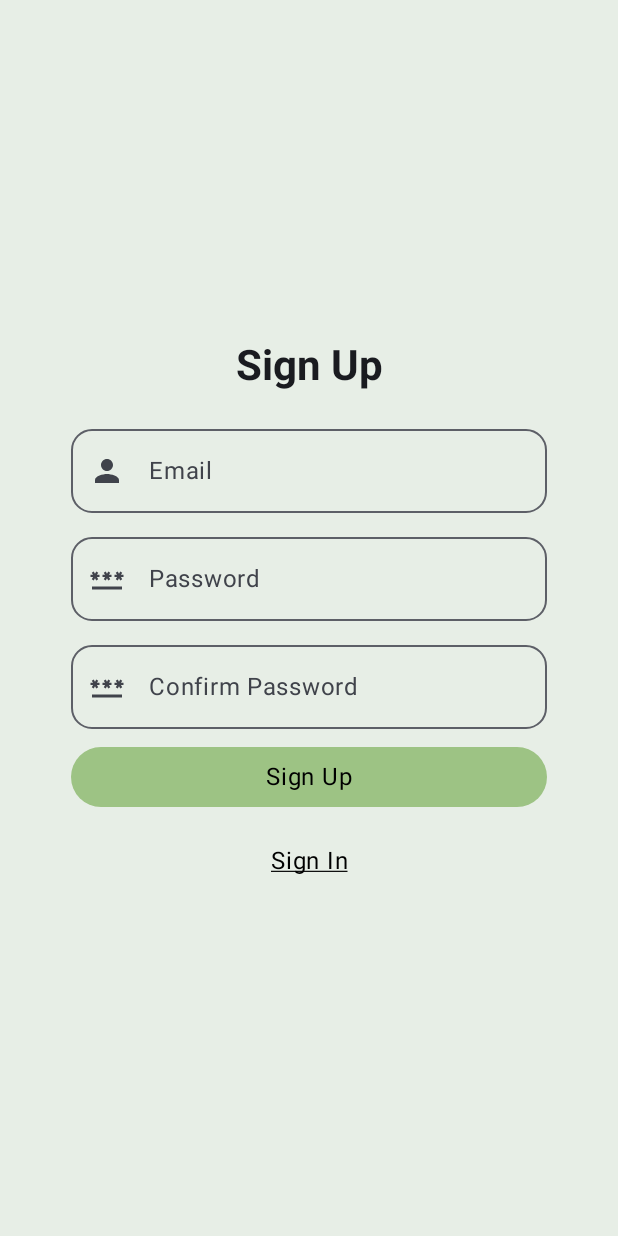
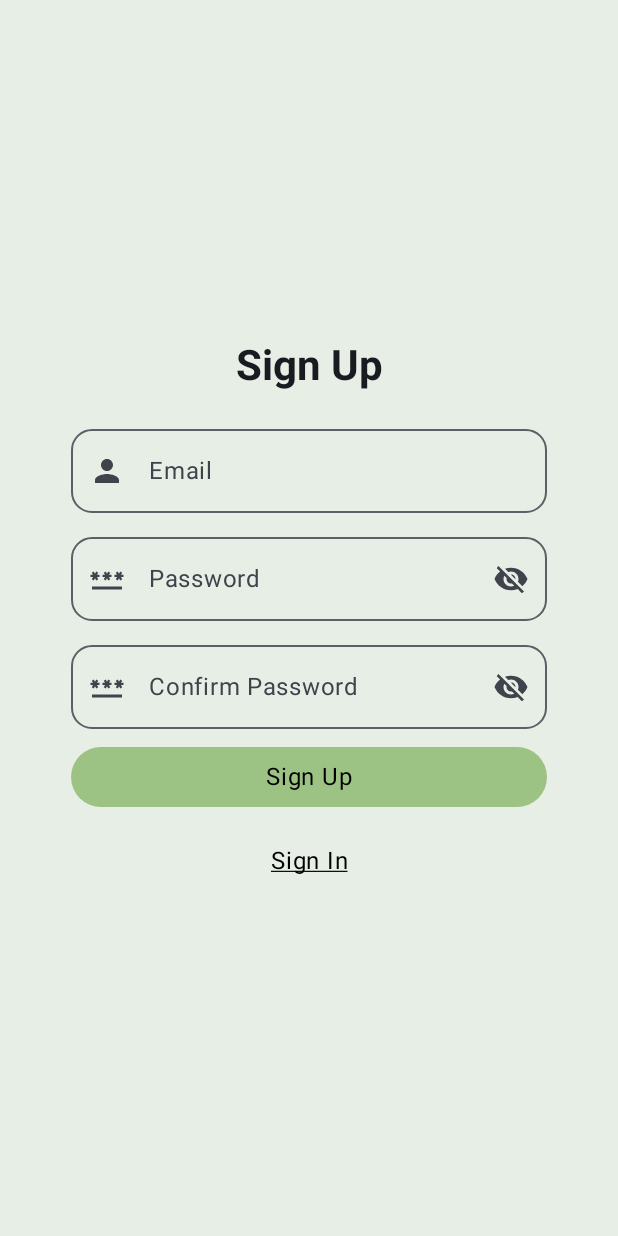
Before and after one commit to AnaJulia22/PlantCare, an Android app built with Jetpack Compose: the composable SignUpScreen shown on its own in the app's theme, on a phone screen of 412 x 824 dp. Run offline under Robolectric (Android 15) with nearby library versions, the phone set to English and light mode, and no system bars; 1 statement that could not run was skipped.

Commit message:
refactor: edit sign up screen

```diff
--- a/app/src/main/java/com/example/plantcare/GoogleAuthClient.kt
+++ b/app/src/main/java/com/example/plantcare/Authentication/GoogleAuthClient.kt
@@ -1,4 +1,4 @@
-package com.example.plantcare
+package com.example.plantcare.Authentication
 
 import android.app.Activity
 import android.content.Context
--- a/app/src/main/java/com/example/plantcare/MainActivity.kt
+++ b/app/src/main/java/com/example/plantcare/MainActivity.kt
@@ -11,7 +11,7 @@ import androidx.compose.runtime.saveable.rememberSaveable
 import androidx.compose.runtime.setValue
 import androidx.navigation.compose.NavHost
 import androidx.navigation.compose.rememberNavController
-import com.example.plantcare.database.PlantDataBase
+import com.example.plantcare.Authentication.GoogleAuthClient
 import com.example.plantcare.ui.Navigation.authGraph
 import com.example.plantcare.ui.Navigation.authGraphRoute
 import com.example.plantcare.ui.Navigation.homeGraph
@@ -20,7 +20,6 @@ import com.example.plantcare.ui.Navigation.navigateToCamera
 import com.example.plantcare.ui.Navigation.navigateToEditPlantForm
 import com.example.plantcare.ui.Navigation.navigateToHomeGraph
 import com.example.plantcare.ui.Navigation.navigateToNewPlantForm
-import com.example.plantcare.ui.Navigation.navigateToPlantIdentifier
 import com.example.plantcare.ui.Navigation.navigateToPlantResult
 import com.example.plantcare.ui.Navigation.navigateToPlantResultDetails
 import com.example.plantcare.ui.Navigation.navigateToSignIn
--- a/app/src/main/java/com/example/plantcare/api/PlantIdService.kt
+++ b/app/src/main/java/com/example/plantcare/api/PlantIdService.kt
@@ -22,12 +22,6 @@ interface PlantIdService {
     ): Response<PlantResponse>
 }
 
-fun imageToBase64(uri: Uri, context: Context): String {
-    val inputStream = context.contentResolver.openInputStream(uri)
-    val bytes = inputStream?.readBytes() ?: return ""
-    return Base64.encodeToString(bytes, Base64.NO_WRAP)
-}
-
 fun getRetrofit(): PlantIdService {
     val retrofit = Retrofit.Builder()
         .baseUrl("https://plant.id/api/v3/")
--- a/app/src/main/java/com/example/plantcare/di/koinModule.kt
+++ b/app/src/main/java/com/example/plantcare/di/koinModule.kt
@@ -10,7 +10,7 @@ import com.example.plantcare.ui.viewmodels.PlantIdentifierViewModel
 import com.example.plantcare.Repository.PlantRepository
 import com.example.plantcare.Repository.UserRepository
 import com.example.plantcare.Authentication.FirebaseAuthRepository
-import com.example.plantcare.GoogleAuthClient
+import com.example.plantcare.Authentication.GoogleAuthClient
 import com.example.plantcare.database.PlantDataBase
 import com.google.firebase.auth.ktx.auth
 import com.google.firebase.ktx.Firebase
--- a/app/src/main/java/com/example/plantcare/ui/Navigation/SignInNavigation.kt
+++ b/app/src/main/java/com/example/plantcare/ui/Navigation/SignInNavigation.kt
@@ -14,7 +14,7 @@ import com.example.plantcare.ui.screens.SignInScreen
 import com.example.plantcare.ui.viewmodels.SignInViewModel
 import org.koin.androidx.compose.koinViewModel
 import androidx.compose.ui.platform.LocalContext
-import com.example.plantcare.GoogleAuthClient
+import com.example.plantcare.Authentication.GoogleAuthClient
 import kotlinx.coroutines.launch
 
 const val signInRoute: String = "signIn"
--- a/app/src/main/java/com/example/plantcare/ui/screens/PlantIdentificationResultScreen.kt
+++ b/app/src/main/java/com/example/plantcare/ui/screens/PlantIdentificationResultScreen.kt
@@ -162,6 +162,3 @@ fun PreviewPlantIdentificationResultScreen() {
         onDetailsClick = { /* Preview: no-op */ }
     )
 }
-
-
-/**/
--- a/app/src/main/java/com/example/plantcare/ui/screens/SignUpScreen.kt
+++ b/app/src/main/java/com/example/plantcare/ui/screens/SignUpScreen.kt
@@ -2,6 +2,7 @@ package com.example.plantcare.ui.screens
 
 import androidx.compose.animation.AnimatedVisibility
 import androidx.compose.foundation.background
+import androidx.compose.foundation.clickable
 import com.example.plantcare.ui.states.SignUpUiState
 import com.example.plantcare.ui.theme.PlantCareTheme
 
@@ -15,11 +16,14 @@ import androidx.compose.foundation.layout.height
 import androidx.compose.foundation.layout.padding
 import androidx.compose.foundation.layout.size
 import androidx.compose.foundation.rememberScrollState
+import androidx.compose.foundation.shape.CircleShape
 import androidx.compose.foundation.shape.RoundedCornerShape
 import androidx.compose.foundation.verticalScroll
 import androidx.compose.material.icons.Icons
 import androidx.compose.material.icons.filled.Password
 import androidx.compose.material.icons.filled.Person
+import androidx.compose.material.icons.filled.Visibility
+import androidx.compose.material.icons.filled.VisibilityOff
 import androidx.compose.material3.Button
 import androidx.compose.material3.ButtonDefaults
 import androidx.compose.material3.Icon
@@ -31,9 +35,11 @@ import androidx.compose.material3.TextButton
 import androidx.compose.runtime.Composable
 import androidx.compose.ui.Alignment
 import androidx.compose.ui.Modifier
+import androidx.compose.ui.draw.clip
 import androidx.compose.ui.graphics.Color
 import androidx.compose.ui.text.font.FontWeight
 import androidx.compose.ui.text.input.PasswordVisualTransformation
+import androidx.compose.ui.text.input.VisualTransformation
 import androidx.compose.ui.text.style.TextDecoration
 import androidx.compose.ui.tooling.preview.Preview
 import androidx.compose.ui.unit.dp
@@ -122,7 +128,32 @@ fun SignUpScreen(
                     label = {
                         Text(text = "Password")
                     },
-                    visualTransformation = PasswordVisualTransformation()
+                    trailingIcon = {
+                        val trailingIconModifier = Modifier
+                            .clip(CircleShape)
+                            .clickable {
+                                uiState.onTogglePasswordVisibility()
+                            }
+                        when (uiState.isShowPassword) {
+                            true -> {
+                                Icon(
+                                    Icons.Filled.Visibility,
+                                    contentDescription = "ícone de visível",
+                                    trailingIconModifier
+                                )
+                            }
+
+                            else -> Icon(
+                                Icons.Filled.VisibilityOff,
+                                contentDescription = "ícone de não visível",
+                                trailingIconModifier
+                            )
+                        }
+                    },
+                    visualTransformation = when (uiState.isShowPassword) {
+                        false -> PasswordVisualTransformation()
+                        true -> VisualTransformation.None
+                    }
                 )
                 OutlinedTextField(
                     value = uiState.confirmPassword,
@@ -138,7 +169,32 @@ fun SignUpScreen(
                     label = {
                         Text(text = "Confirm Password")
                     },
-                    visualTransformation = PasswordVisualTransformation()
+                    trailingIcon = {
+                        val trailingIconModifier = Modifier
+                            .clip(CircleShape)
+                            .clickable {
+                                uiState.onTogglePasswordVisibility()
+                            }
+                        when (uiState.isShowPassword) {
+                            true -> {
+                                Icon(
+                                    Icons.Filled.Visibility,
+                                    contentDescription = "ícone de visível",
+                                    trailingIconModifier
+                                )
+                            }
+
+                            else -> Icon(
+                                Icons.Filled.VisibilityOff,
+                                contentDescription = "ícone de não visível",
+                                trailingIconModifier
+                            )
+                        }
+                    },
+                    visualTransformation = when (uiState.isShowPassword) {
+                        false -> PasswordVisualTransformation()
+                        true -> VisualTransformation.None
+                    }
                 )
                 Button(
                     onClick = onSignUpClick,
--- a/app/src/main/java/com/example/plantcare/ui/states/SignUpUiState.kt
+++ b/app/src/main/java/com/example/plantcare/ui/states/SignUpUiState.kt
@@ -7,5 +7,7 @@ data class SignUpUiState(
     val onEmailChange: (String) -> Unit = {},
     val onPasswordChange: (String) -> Unit = {},
     val onConfirmPasswordChange: (String) -> Unit = {},
+    val isShowPassword: Boolean = false,
+    val onTogglePasswordVisibility: () -> Unit = {},
     val error: String? = null,
 )
--- a/app/src/main/java/com/example/plantcare/ui/viewmodels/PlantIdentifierViewModel.kt
+++ b/app/src/main/java/com/example/plantcare/ui/viewmodels/PlantIdentifierViewModel.kt
@@ -5,6 +5,7 @@ import android.net.Uri
 import android.util.Log
 import androidx.lifecycle.ViewModel
 import androidx.lifecycle.viewModelScope
+import com.example.plantcare.BuildConfig
 import com.example.plantcare.api.getRetrofit
 import com.example.plantcare.data.remote.dto.PlantRequest
 import com.example.plantcare.ui.states.PlantIdentifierUiState
@@ -22,7 +23,7 @@ class PlantIdentifierViewModel(
     fun identify(uri: Uri, context: Context) {
         val imageBase64 = imageToBase64(uri, context)
         val request = PlantRequest(images = listOf(imageBase64))
-
+        val apiKey = BuildConfig.API_KEY
         viewModelScope.launch {
             _uiState.update { it.copy(isLoading = true) }
             try {
@@ -36,7 +37,7 @@ class PlantIdentifierViewModel(
                     "toxicity"
                 ).joinToString(",")
                 val response = getRetrofit().identifyPlant(
-                    "0uhjV9XFtRyiHaQWtXfKJGoSWiB7vy2uM12a8yPtiI4qGdFFlE",
+                    apiKey,
                     request,
                     details
                 )
--- a/app/src/main/java/com/example/plantcare/ui/viewmodels/SignInViewModel.kt
+++ b/app/src/main/java/com/example/plantcare/ui/viewmodels/SignInViewModel.kt
@@ -3,7 +3,6 @@ package com.example.plantcare.ui.viewmodels
 import android.util.Log
 import androidx.lifecycle.ViewModel
 import com.example.plantcare.Authentication.FirebaseAuthRepository
-import com.example.plantcare.GoogleAuthClient
 import com.example.plantcare.ui.states.SignInUiState
 import kotlinx.coroutines.delay
 import kotlinx.coroutines.flow.MutableStateFlow
--- a/app/src/main/java/com/example/plantcare/ui/viewmodels/SignUpViewModel.kt
+++ b/app/src/main/java/com/example/plantcare/ui/viewmodels/SignUpViewModel.kt
@@ -37,6 +37,11 @@ class SignUpViewModel(
                     _uiState.update {
                         it.copy(confirmPassword = password)
                     }
+                },
+                onTogglePasswordVisibility = {
+                    _uiState.update {
+                        it.copy(isShowPassword = !_uiState.value.isShowPassword)
+                    }
                 }
             )
         }
```
Also changed, not shown: app/build.gradle.kts (+15 -1 lines), app/src/main/java/com/example/plantcare/Application/PlantWateringScheduler.kt (+0 -8 lines), app/src/main/java/com/example/plantcare/Application/WorkScheduler.kt (+1 -6 lines), app/src/main/java/com/example/plantcare/database/Converters.kt (deleted, +0 -20 lines), app/src/main/java/com/example/plantcare/database/Migrations.kt (deleted, +0 -13 lines), app/src/main/java/com/example/plantcare/database/PlantDataBase.kt (+0 -16 lines), app/src/main/java/com/example/plantcare/ui/screens/PlantIdentifierScreen.kt (+6 -4 lines), 1 other file.
